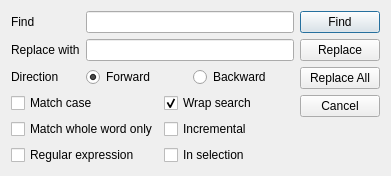
Old version of the form findreplacedialog.ui in the repository mavroprovato/qt-scintilla-editor.
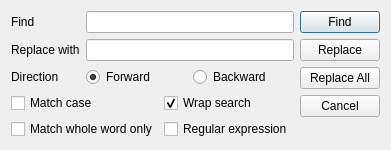
New version of the form.

```diff
--- a/findreplacedialog.ui
+++ b/findreplacedialog.ui
@@ -7,7 +7,7 @@
     <x>0</x>
     <y>0</y>
     <width>391</width>
-    <height>166</height>
+    <height>145</height>
    </rect>
   </property>
   <property name="windowTitle">
@@ -73,44 +73,30 @@
          </property>
         </widget>
        </item>
-       <item row="0" column="1">
-        <widget class="QCheckBox" name="wraSearchCheckBox">
-         <property name="text">
-          <string>Wrap search</string>
-         </property>
-         <property name="checked">
-          <bool>true</bool>
-         </property>
-        </widget>
-       </item>
-       <item row="1" column="0">
+       <item row="2" column="0">
         <widget class="QCheckBox" name="matchWordCheckBox">
          <property name="text">
           <string>Match whole word only</string>
          </property>
         </widget>
        </item>
-       <item row="1" column="1">
-        <widget class="QCheckBox" name="incrementalCheckBox">
+       <item row="0" column="1">
+        <widget class="QCheckBox" name="wrapSearchCheckBox">
          <property name="text">
-          <string>Incremental</string>
+          <string>Wrap search</string>
+         </property>
+         <property name="checked">
+          <bool>true</bool>
          </property>
         </widget>
        </item>
-       <item row="2" column="0">
+       <item row="2" column="1">
         <widget class="QCheckBox" name="regularExpressionCheckBox">
          <property name="text">
           <string>Regular expression</string>
          </property>
         </widget>
        </item>
-       <item row="2" column="1">
-        <widget class="QCheckBox" name="inSelectionCheckBox">
-         <property name="text">
-          <string>In selection</string>
-         </property>
-        </widget>
-       </item>
       </layout>
      </item>
      <item>
@@ -135,6 +121,9 @@
        <property name="text">
         <string>Find</string>
        </property>
+       <property name="default">
+        <bool>true</bool>
+       </property>
       </widget>
      </item>
      <item>
```
